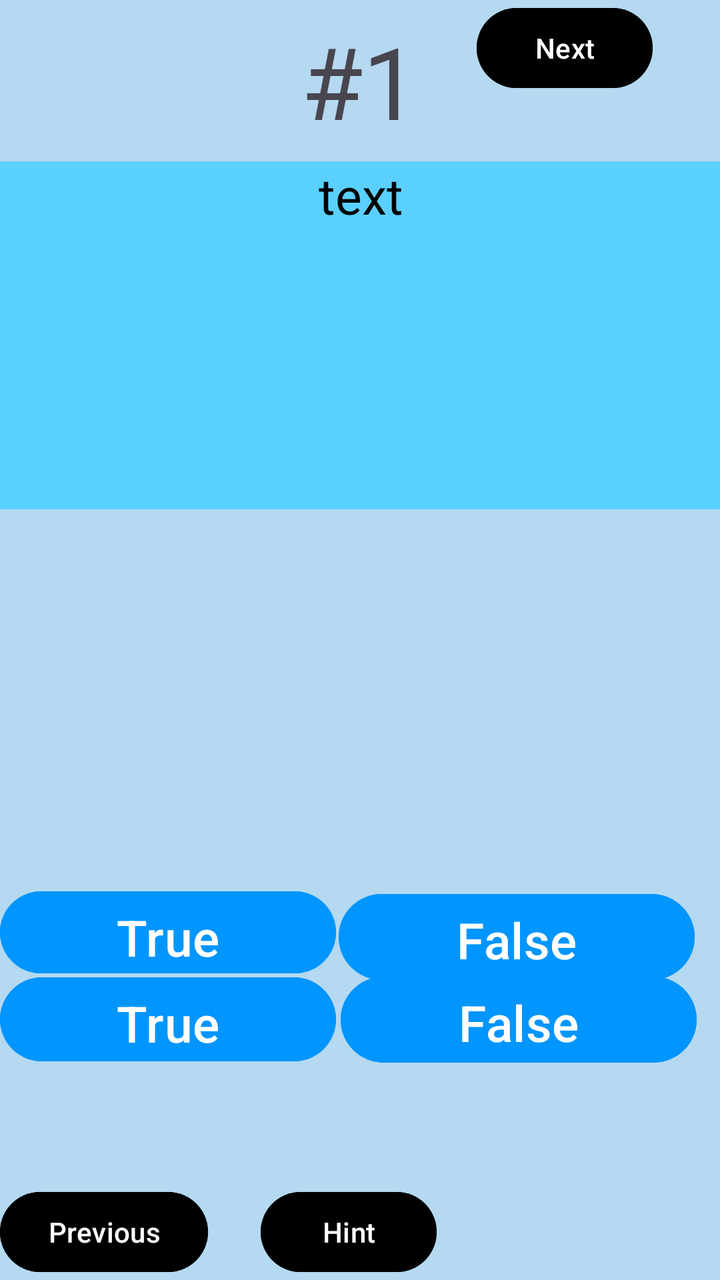
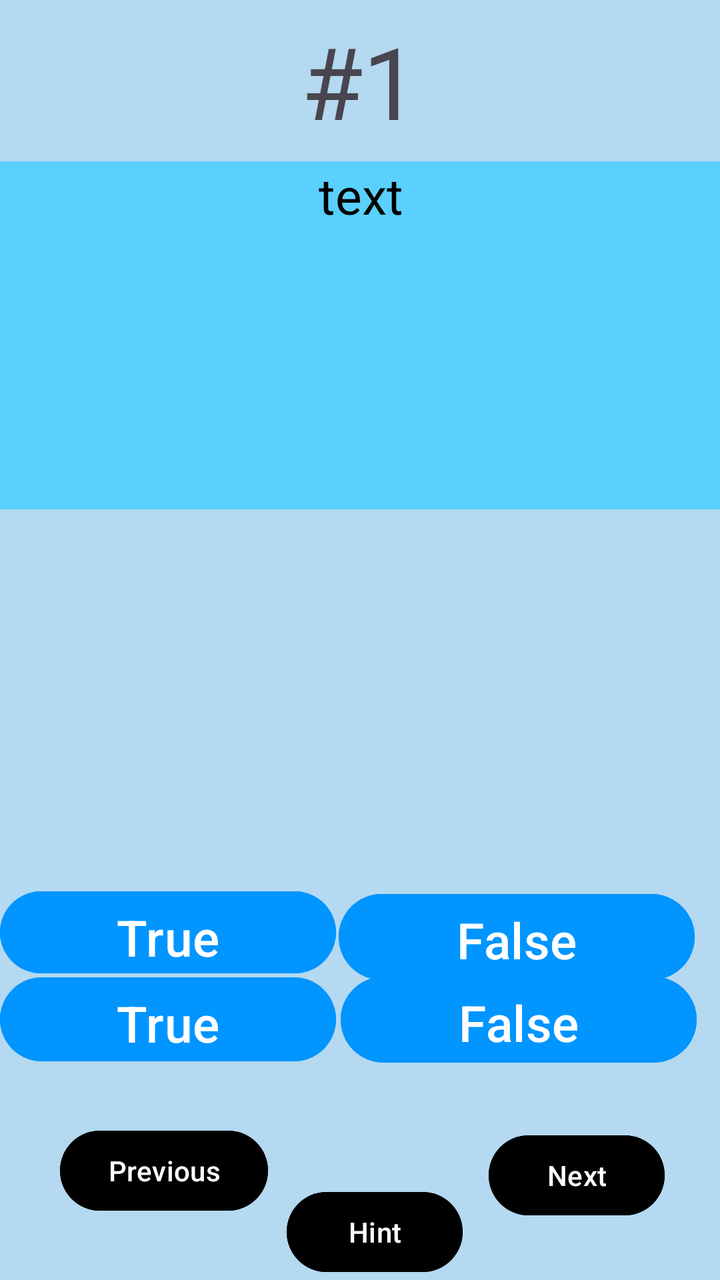

Two renders of the same Android screen: before a commit and after it. Below are the layout's source before the change and the commit's diff.
<!-- AndroidManifest.xml: application theme Theme.QuizAppPeriodic_tableNB -->
<!-- res/layout/activity_main.xml -->
<?xml version="1.0" encoding="utf-8"?>
<androidx.constraintlayout.widget.ConstraintLayout xmlns:android="http://schemas.android.com/apk/res/android"
    xmlns:app="http://schemas.android.com/apk/res-auto"
    xmlns:tools="http://schemas.android.com/tools"
    android:id="@+id/main"
    android:layout_width="match_parent"
    android:layout_height="match_parent"
    tools:context=".MainActivity"
    android:background="@color/TextBg">

    <TextView
        android:id="@+id/QuestionNumber"
        android:layout_width="wrap_content"
        android:layout_height="wrap_content"
        android:text="@string/QuestionNum"
        android:textSize="50sp"
        app:layout_constraintBottom_toTopOf="@+id/Question"
        app:layout_constraintEnd_toEndOf="@+id/Question"
        app:layout_constraintStart_toStartOf="@+id/Question"
        app:layout_constraintTop_toTopOf="parent" />

    <TextView
        android:id="@+id/Question"
        android:layout_width="384dp"
        android:layout_height="174dp"
        android:background="@color/backgroundBlue"
        android:outlineProvider="background"
        android:text="text"
        android:textAlignment="center"
        android:textColor="@color/black"
        android:textSize="25sp"
        app:layout_constraintBottom_toBottomOf="parent"
        app:layout_constraintEnd_toEndOf="parent"
        app:layout_constraintStart_toStartOf="parent"
        app:layout_constraintTop_toTopOf="parent"
        app:layout_constraintVertical_bias="0.173"
        tools:ignore="HardcodedText" />

    <Button
        android:id="@+id/Button1"
        android:layout_width="168dp"
        android:layout_height="49dp"
        android:backgroundTint="@color/blue"
        android:text="@string/TrueButton"
        android:textSize="25sp"
        app:layout_constraintBottom_toBottomOf="parent"
        app:layout_constraintEnd_toStartOf="@+id/False"
        app:layout_constraintHorizontal_bias="0.288"
        app:layout_constraintStart_toStartOf="parent"
        app:layout_constraintTop_toBottomOf="@+id/Question"
        app:layout_constraintVertical_bias="0.556" />

    <Button
        android:id="@+id/Button2"
        android:layout_width="168dp"
        android:layout_height="50dp"
        android:backgroundTint="@color/blue"
        android:text="@string/TrueButton"
        android:textSize="25sp"
        app:layout_constraintBottom_toBottomOf="parent"
        app:layout_constraintEnd_toStartOf="@+id/False"
        app:layout_constraintHorizontal_bias="0.288"
        app:layout_constraintStart_toStartOf="parent"
        app:layout_constraintTop_toBottomOf="@+id/Question"
        app:layout_constraintVertical_bias="0.686" />

    <Button
        android:id="@+id/Button4"
        android:layout_width="178dp"
        android:layout_height="51dp"
        android:backgroundTint="@color/blue"
        android:text="@string/FalseButton"
        android:textSize="25sp"
        app:layout_constraintBottom_toBottomOf="parent"
        app:layout_constraintEnd_toEndOf="parent"
        app:layout_constraintHorizontal_bias="0.935"
        app:layout_constraintStart_toStartOf="parent"
        app:layout_constraintTop_toBottomOf="@+id/Question"
        app:layout_constraintVertical_bias="0.687" />
    <Button
        android:id="@+id/Button3"
        android:layout_width="178dp"
        android:layout_height="51dp"
        android:backgroundTint="@color/blue"
        android:text="@string/FalseButton"
        android:textSize="25sp"
        app:layout_constraintBottom_toBottomOf="parent"
        app:layout_constraintEnd_toEndOf="parent"
        app:layout_constraintHorizontal_bias="0.931"
        app:layout_constraintStart_toStartOf="parent"
        app:layout_constraintTop_toBottomOf="@+id/Question"
        app:layout_constraintVertical_bias="0.563" />

    <ImageView
        android:layout_width="wrap_content"
        android:layout_height="wrap_content"
        app:layout_constraintBottom_toBottomOf="parent"
        app:layout_constraintEnd_toEndOf="parent"
        app:layout_constraintStart_toStartOf="parent"
        app:layout_constraintTop_toTopOf="parent"  />


    <Button
        android:id="@+id/nextButton"
        android:layout_width="wrap_content"
        android:layout_height="wrap_content"
        android:backgroundTint="@color/black"
        android:text="@string/next"
        app:layout_constraintEnd_toEndOf="parent"
        app:layout_constraintHorizontal_bias="0.8"
        app:layout_constraintStart_toEndOf="@+id/previousButton"
        tools:layout_editor_absoluteY="619dp" />

    <ImageView
        android:id="@+id/imageView"
        android:layout_width="386dp"
        android:layout_height="203dp"
        android:layout_marginTop="1dp"
        app:layout_constraintBottom_toTopOf="@+id/False"
        app:layout_constraintEnd_toEndOf="parent"
        app:layout_constraintHorizontal_bias="0.48"
        app:layout_constraintStart_toStartOf="parent"
        app:layout_constraintTop_toBottomOf="@+id/Question"
        app:layout_constraintVertical_bias="0.076" />

    <Button
        android:id="@+id/previousButton"
        android:layout_width="wrap_content"
        android:layout_height="wrap_content"
        android:backgroundTint="@color/black"
        android:text="@string/PreviousButton"
        app:layout_constraintBottom_toBottomOf="parent"
        app:layout_constraintEnd_toEndOf="@+id/True"
        app:layout_constraintHorizontal_bias="0.0"
        app:layout_constraintStart_toStartOf="@+id/True"
        app:layout_constraintTop_toBottomOf="@+id/True"
        app:layout_constraintVertical_bias="0.526" />

    <Button
        android:id="@+id/hintButton"
        android:layout_width="wrap_content"
        android:layout_height="wrap_content"
        android:backgroundTint="@color/black"
        android:text="Hint"
        app:layout_constraintBottom_toBottomOf="parent"
        app:layout_constraintEnd_toStartOf="@+id/nextButton"
        app:layout_constraintHorizontal_bias="0.565"
        app:layout_constraintStart_toEndOf="@+id/previousButton"
        app:layout_constraintTop_toBottomOf="@+id/False"
        app:layout_constraintVertical_bias="0.8"
        tools:ignore="HardcodedText" />

</androidx.constraintlayout.widget.ConstraintLayout>
<!-- resources referenced by this layout -->
<resources>
  <color name="TextBg">#b4d9f0</color>
  <color name="backgroundBlue">#5AD0FF</color>
  <color name="black">#FF000000</color>
  <color name="blue">#0095FF</color>
  <string name="FalseButton">False</string>
  <string name="PreviousButton">Previous</string>
  <string name="QuestionNum">#1</string>
  <string name="TrueButton">True</string>
  <string name="next">Next</string>
  <style name="Theme.QuizAppPeriodic_tableNB" parent="Base.Theme.QuizAppPeriodic_tableNB" />
  <style name="Base.Theme.QuizAppPeriodic_tableNB" parent="Theme.Material3.DayNight.NoActionBar">
          
          
      </style>
</resources>

<!-- the commit's change to res/layout/activity_main.xml (unified diff, before → after) -->
@@ -106,10 +106,11 @@
         android:layout_height="wrap_content"
         android:backgroundTint="@color/black"
         android:text="@string/next"
+        app:layout_constraintBottom_toBottomOf="parent"
         app:layout_constraintEnd_toEndOf="parent"
         app:layout_constraintHorizontal_bias="0.8"
         app:layout_constraintStart_toEndOf="@+id/previousButton"
-        tools:layout_editor_absoluteY="619dp" />
+        app:layout_constraintTop_toBottomOf="@+id/Button4" />
 
     <ImageView
         android:id="@+id/imageView"
@@ -127,14 +128,14 @@
         android:id="@+id/previousButton"
         android:layout_width="wrap_content"
         android:layout_height="wrap_content"
+        android:layout_marginBottom="4dp"
         android:backgroundTint="@color/black"
         android:text="@string/PreviousButton"
         app:layout_constraintBottom_toBottomOf="parent"
-        app:layout_constraintEnd_toEndOf="@+id/True"
-        app:layout_constraintHorizontal_bias="0.0"
-        app:layout_constraintStart_toStartOf="@+id/True"
-        app:layout_constraintTop_toBottomOf="@+id/True"
-        app:layout_constraintVertical_bias="0.526" />
+        app:layout_constraintEnd_toEndOf="@+id/Button2"
+        app:layout_constraintHorizontal_bias="0.468"
+        app:layout_constraintStart_toStartOf="parent"
+        app:layout_constraintTop_toBottomOf="@+id/Button2" />
 
     <Button
         android:id="@+id/hintButton"
@@ -144,7 +145,7 @@
         android:text="Hint"
         app:layout_constraintBottom_toBottomOf="parent"
         app:layout_constraintEnd_toStartOf="@+id/nextButton"
-        app:layout_constraintHorizontal_bias="0.565"
+        app:layout_constraintHorizontal_bias="0.421"
         app:layout_constraintStart_toEndOf="@+id/previousButton"
         app:layout_constraintTop_toBottomOf="@+id/False"
         app:layout_constraintVertical_bias="0.8"
